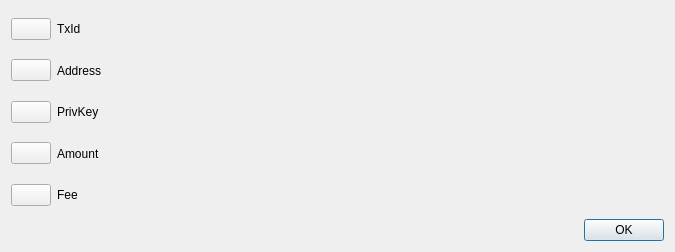
Old version of the form src/qt/forms/revealtxdialog.ui in the repository nashsclay/DAPSCoin.
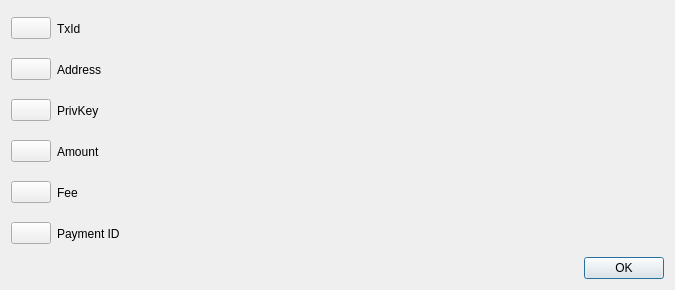
New version of the form.

Commit message: [Qt] Add PaymentID to revealtxdialog Dialog

What changed in the file:
```diff
--- a/src/qt/forms/revealtxdialog.ui
+++ b/src/qt/forms/revealtxdialog.ui
@@ -7,7 +7,7 @@
     <x>0</x>
     <y>0</y>
     <width>675</width>
-    <height>252</height>
+    <height>290</height>
    </rect>
   </property>
   <property name="windowTitle">
@@ -244,6 +244,52 @@
      </item>
     </layout>
    </item>
+   <item>
+    <layout class="QHBoxLayout" name="horizontalLayoutTxPaymentID" stretch="0,1,5">
+     <item>
+      <widget class="QPushButton" name="pushButtonCopyTxPaymentID">
+       <property name="toolTip">
+        <string>Copy Payment ID to clipboard</string>
+       </property>
+       <property name="text">
+        <string/>
+       </property>
+      </widget>
+     </item>
+     <item>
+      <widget class="QLabel" name="label_6">
+       <property name="minimumSize">
+        <size>
+         <width>83</width>
+         <height>0</height>
+        </size>
+       </property>
+       <property name="text">
+        <string>Payment ID</string>
+       </property>
+      </widget>
+     </item>
+     <item>
+      <widget class="QLabel" name="lblTxPaymentID">
+       <property name="sizePolicy">
+        <sizepolicy hsizetype="Preferred" vsizetype="Preferred">
+         <horstretch>0</horstretch>
+         <verstretch>0</verstretch>
+        </sizepolicy>
+       </property>
+       <property name="minimumSize">
+        <size>
+         <width>415</width>
+         <height>0</height>
+        </size>
+       </property>
+       <property name="text">
+        <string/>
+       </property>
+      </widget>
+     </item>
+    </layout>
+   </item>
    <item>
     <widget class="QDialogButtonBox" name="buttonBox">
      <property name="orientation">
```
The commit also changes 3 other files.
